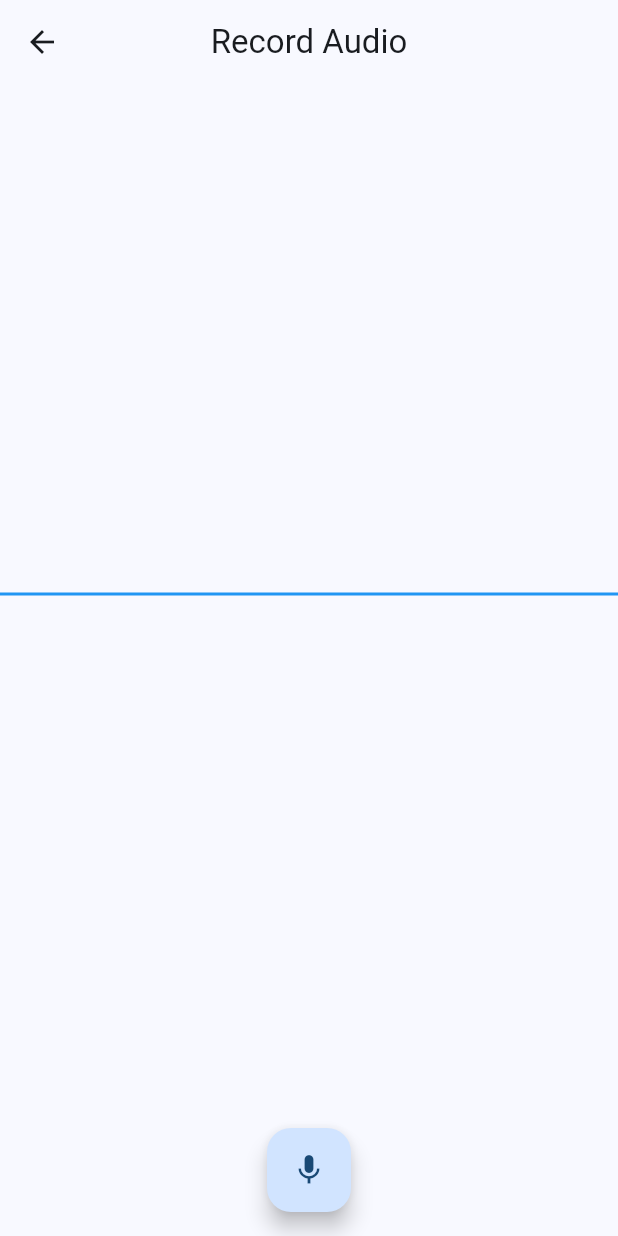
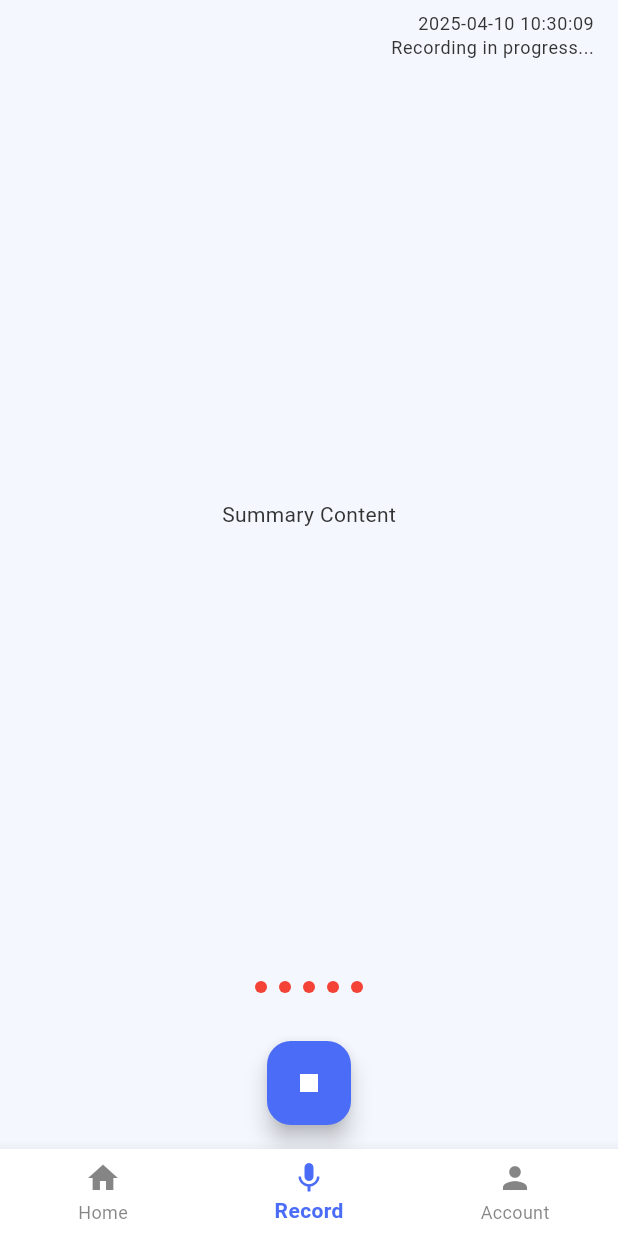
Before and after one commit to AishwaryaJorve/audio_to_text_converter, a Flutter app: the screen it shows after launch, item 2 of the bottom bar chosen, after a tap on the "mic" icon, on a phone screen of 412 x 824 dp. Run offline on Flutter 3.47's test engine with Material 3 defaults, Android fonts, the light colour scheme and no system bars.

Commit message:
Added recording screen ui

```diff
--- /dev/null
+++ b/lib/core/theme/app_colors.dart
@@ -0,0 +1,67 @@
+import 'package:flutter/material.dart';
+
+class AppColors {
+  // Light Theme Colors
+  static const Color lightPrimary = Color(0xFF4A6CF7); // Vibrant blue
+  static const Color lightOnPrimary = Colors.white;
+  static const Color lightBackground = Color(0xFFF4F7FE); // Soft light blue-grey
+  static const Color lightSurface = Colors.white;
+  static const Color lightOnSurface = Color(0xFF333333); // Dark charcoal
+
+  // Accent and Semantic Colors
+  static const Color lightError = Color(0xFFFF4D4F); // Bright red for errors
+  static const Color lightSuccess = Color(0xFF52C41A); // Green for success
+  static const Color lightWarning = Color(0xFFFAAD14); // Amber for warnings
+  static const Color lightInfo = Color(0xFF1890FF); // Bright blue for info
+
+  // Dark Theme Colors
+  static const Color darkPrimary = Color(0xFF6B8AFF); // Softer blue
+  static const Color darkOnPrimary = Colors.white;
+  static const Color darkBackground = Color(0xFF1A1A2E); // Deep dark blue-grey
+  static const Color darkSurface = Color(0xFF252836); // Slightly lighter dark surface
+  static const Color darkOnSurface = Colors.white;
+
+  // Dark Theme Accent Colors
+  static const Color darkError = Color(0xFFFF7875); // Softer red
+  static const Color darkSuccess = Color(0xFF73D13D); // Bright green
+  static const Color darkWarning = Color(0xFFFFC53D); // Bright amber
+  static const Color darkInfo = Color(0xFF40A9FF); // Bright blue
+
+  // Utility method to get colors based on brightness
+  static ColorScheme getColorScheme(Brightness brightness) {
+    return brightness == Brightness.light
+        ? ColorScheme.light(
+            primary: lightPrimary,
+            onPrimary: lightOnPrimary,
+            background: lightBackground,
+            surface: lightSurface,
+            onSurface: lightOnSurface,
+            error: lightError,
+          )
+        : ColorScheme.dark(
+            primary: darkPrimary,
+            onPrimary: darkOnPrimary,
+            background: darkBackground,
+            surface: darkSurface,
+            onSurface: darkOnSurface,
+            error: darkError,
+          );
+  }
+
+  // Helper method to get semantic colors based on brightness
+  static Map<String, Color> getSemanticColors(Brightness brightness) {
+    return brightness == Brightness.light
+        ? {
+            'error': lightError,
+            'success': lightSuccess,
+            'warning': lightWarning,
+            'info': lightInfo,
+          }
+        : {
+            'error': darkError,
+            'success': darkSuccess,
+            'warning': darkWarning,
+            'info': darkInfo,
+          };
+  }
+}
--- /dev/null
+++ b/lib/core/theme/app_theme.dart
@@ -0,0 +1,102 @@
+import 'package:flutter/material.dart';
+import 'app_colors.dart';
+
+class AppTheme {
+  // Light Theme
+  static ThemeData lightTheme = ThemeData(
+    brightness: Brightness.light,
+    colorScheme: AppColors.getColorScheme(Brightness.light),
+    scaffoldBackgroundColor: AppColors.lightBackground,
+    appBarTheme: AppBarTheme(
+      color: AppColors.lightPrimary,
+      foregroundColor: AppColors.lightOnPrimary,
+      elevation: 0,
+    ),
+    textTheme: _buildTextTheme(Brightness.light),
+    elevatedButtonTheme: _buildElevatedButtonTheme(Brightness.light),
+    inputDecorationTheme: _buildInputDecorationTheme(Brightness.light),
+  );
+
+  // Dark Theme
+  static ThemeData darkTheme = ThemeData(
+    brightness: Brightness.dark,
+    colorScheme: AppColors.getColorScheme(Brightness.dark),
+    scaffoldBackgroundColor: AppColors.darkBackground,
+    appBarTheme: AppBarTheme(
+      color: AppColors.darkPrimary,
+      foregroundColor: AppColors.darkOnPrimary,
+      elevation: 0,
+    ),
+    textTheme: _buildTextTheme(Brightness.dark),
+    elevatedButtonTheme: _buildElevatedButtonTheme(Brightness.dark),
+    inputDecorationTheme: _buildInputDecorationTheme(Brightness.dark),
+  );
+
+  // Text Theme
+  static TextTheme _buildTextTheme(Brightness brightness) {
+    final baseColor = brightness == Brightness.light
+        ? AppColors.lightOnSurface
+        : AppColors.darkOnSurface;
+
+    return TextTheme(
+      displayLarge: TextStyle(
+        fontSize: 32,
+        fontWeight: FontWeight.bold,
+        color: baseColor,
+      ),
+      bodyLarge: TextStyle(
+        fontSize: 16,
+        color: baseColor,
+      ),
+      // Add more text styles as needed
+    );
+  }
+
+  // ElevatedButton Theme
+  static ElevatedButtonThemeData _buildElevatedButtonTheme(Brightness brightness) {
+    final colors = brightness == Brightness.light
+        ? AppColors.lightPrimary
+        : AppColors.darkPrimary;
+
+    return ElevatedButtonThemeData(
+      style: ElevatedButton.styleFrom(
+        backgroundColor: colors,
+        foregroundColor: brightness == Brightness.light
+            ? AppColors.lightOnPrimary
+            : AppColors.darkOnPrimary,
+        shape: RoundedRectangleBorder(
+          borderRadius: BorderRadius.circular(8),
+        ),
+      ),
+    );
+  }
+
+  // Input Decoration Theme
+  static InputDecorationTheme _buildInputDecorationTheme(Brightness brightness) {
+    final colors = brightness == Brightness.light
+        ? AppColors.lightPrimary
+        : AppColors.darkPrimary;
+
+    return InputDecorationTheme(
+      border: OutlineInputBorder(
+        borderRadius: BorderRadius.circular(8),
+        borderSide: BorderSide(
+          color: colors,
+        ),
+      ),
+      enabledBorder: OutlineInputBorder(
+        borderRadius: BorderRadius.circular(8),
+        borderSide: BorderSide(
+          color: colors.withOpacity(0.5),
+        ),
+      ),
+      focusedBorder: OutlineInputBorder(
+        borderRadius: BorderRadius.circular(8),
+        borderSide: BorderSide(
+          color: colors,
+          width: 2,
+        ),
+      ),
+    );
+  }
+}
--- a/lib/main.dart
+++ b/lib/main.dart
@@ -2,28 +2,25 @@ import 'package:flutter/material.dart';
 import 'screens/home_screen.dart';
 import 'screens/recording_screen.dart';
 import 'screens/transcription_screen.dart';
+import 'core/theme/app_theme.dart';
 
 void main() {
-  runApp(const MyApp());
+  runApp(MyApp());
 }
 
 class MyApp extends StatelessWidget {
-  const MyApp({super.key});
-
   @override
   Widget build(BuildContext context) {
     return MaterialApp(
       title: 'Audio to Text Converter',
-      theme: ThemeData(
-        colorScheme: ColorScheme.fromSeed(seedColor: Colors.blue),
-        useMaterial3: true,
-      ),
-      darkTheme: ThemeData.dark(useMaterial3: true),
+      theme: AppTheme.lightTheme,
+      darkTheme: AppTheme.darkTheme,
+      themeMode: ThemeMode.system,
       initialRoute: '/',
       routes: {
         '/': (context) => const HomeScreen(),
-        '/record': (context) => const RecordingScreen(),
-        '/transcription': (context) => const TranscriptionScreen(),
+        // '/record': (context) => const RecordingScreen(),
+        // '/transcription': (context) => const TranscriptionScreen(),
       },
     );
   }
--- a/lib/screens/account_screen.dart
+++ b/lib/screens/account_screen.dart
@@ -14,7 +14,7 @@ class AccountScreen extends StatelessWidget {
               children: [
                 const SizedBox(height: 20),
                 // Profile Section
-                CircleAvatar(
+                const CircleAvatar(
                   radius: 40,
                   backgroundColor: Colors.pink,
                   child: Text(
--- a/lib/screens/home_screen.dart
+++ b/lib/screens/home_screen.dart
@@ -1,6 +1,7 @@
 import 'package:flutter/material.dart';
 import '../shared/widgets/bottom_navigation.dart';
 import 'account_screen.dart';
+import 'recording_screen.dart';
 
 class HomeScreen extends StatefulWidget {
   const HomeScreen({super.key});
@@ -11,16 +12,18 @@ class HomeScreen extends StatefulWidget {
 
 class _HomeScreenState extends State<HomeScreen> {
   int _currentIndex = 0;
-  late final List<Widget> _screens;
 
-  @override
-  void initState() {
-    super.initState();
-    _screens = [
-      _buildHomeContent(),
-      const Center(child: Text('Record')),
-      const AccountScreen(),
-    ];
+  Widget _getCurrentScreen() {
+    switch (_currentIndex) {
+      case 0:
+        return _buildHomeContent();
+      case 1:
+        return const RecordingScreen();
+      case 2:
+        return const AccountScreen();
+      default:
+        return _buildHomeContent();
+    }
   }
 
   Widget _buildHomeContent() {
@@ -73,16 +76,8 @@ class _HomeScreenState extends State<HomeScreen> {
   @override
   Widget build(BuildContext context) {
     return Scaffold(
-      appBar: AppBar(
-        title: const Text('Audio Transcriptions'),
-        centerTitle: true,
-      ),
-      body: _screens[_currentIndex],
-      floatingActionButton: FloatingActionButton(
-        onPressed: () {
-          Navigator.pushNamed(context, '/record');
-        },
-        child: const Icon(Icons.mic),
+      body: SafeArea(
+        child: _getCurrentScreen(),
       ),
       bottomNavigationBar: BottomNavigation(
         currentIndex: _currentIndex,
@@ -90,13 +85,8 @@ class _HomeScreenState extends State<HomeScreen> {
           setState(() {
             _currentIndex = index;
           });
-          setState(() {
-            _currentIndex = index;
-          });
         },
       ),
     );
   }
-
-
 }
--- a/lib/screens/recording_screen.dart
+++ b/lib/screens/recording_screen.dart
@@ -1,7 +1,7 @@
 import 'package:flutter/material.dart';
 
 class RecordingScreen extends StatefulWidget {
-  const RecordingScreen({super.key});
+  const RecordingScreen({Key? key}) : super(key: key);
 
   @override
   State<RecordingScreen> createState() => _RecordingScreenState();
@@ -9,87 +9,98 @@ class RecordingScreen extends StatefulWidget {
 
 class _RecordingScreenState extends State<RecordingScreen> {
   bool _isRecording = false;
-  List<double> _waveformData = [];
 
   @override
   Widget build(BuildContext context) {
     return Scaffold(
-      appBar: AppBar(
-        title: const Text('Record Audio'),
-        centerTitle: true,
+      body: Column(
+        children: [
+          // User Info and Timestamp
+          _buildUserInfoSection(),
+
+          // Summary Content
+          _buildSummaryContent(),
+
+          // Recording Visualization
+          _buildRecordingVisualization(),
+
+          // Recording Controls
+          _buildRecordingControls(),
+        ],
       ),
-      body: Column(
-        mainAxisAlignment: MainAxisAlignment.center,
+    );
+  }
+
+  Widget _buildUserInfoSection() {
+    return Padding(
+      padding: const EdgeInsets.symmetric(horizontal: 16.0, vertical: 8.0),
+      child: Row(
+        mainAxisAlignment: MainAxisAlignment.end,
         children: [
-          Expanded(
-            child: Center(
-              child: CustomPaint(
-                painter: WaveformPainter(_waveformData),
-                size: Size(MediaQuery.of(context).size.width, 200),
+          Column(
+            crossAxisAlignment: CrossAxisAlignment.end,
+            children: [
+              Text(
+                DateTime.now().toString().split('.')[0],
+                style: Theme.of(context).textTheme.bodySmall,
               ),
-            ),
-          ),
-          Padding(
-            padding: const EdgeInsets.all(16.0),
-            child: Row(
-              mainAxisAlignment: MainAxisAlignment.center,
-              children: [
-                FloatingActionButton(
-                  onPressed: () {
-                    setState(() {
-                      _isRecording = !_isRecording;
-                      // TODO: Implement actual recording logic
-                    });
-                  },
-                  child: Icon(_isRecording ? Icons.stop : Icons.mic),
-                ),
-              ],
-            ),
+              Text(
+                _isRecording ? 'Recording in progress...' : 'Ready to record',
+                style: Theme.of(context).textTheme.bodySmall,
+              ),
+            ],
           ),
         ],
       ),
     );
   }
-}
 
-class WaveformPainter extends CustomPainter {
-  final List<double> waveformData;
-
-  WaveformPainter(this.waveformData);
-
-  @override
-  void paint(Canvas canvas, Size size) {
-    final paint = Paint()
-      ..color = Colors.blue
-      ..strokeWidth = 2.0
-      ..style = PaintingStyle.stroke;
-
-    if (waveformData.isEmpty) {
-      // Draw a flat line if no data
-      canvas.drawLine(
-        Offset(0, size.height / 2),
-        Offset(size.width, size.height / 2),
-        paint,
-      );
-      return;
-    }
-
-    final path = Path();
-    final pointSpacing = size.width / waveformData.length;
-
-    path.moveTo(0, size.height / 2);
-
-    for (var i = 0; i < waveformData.length; i++) {
-      final x = i * pointSpacing;
-      final y = size.height / 2 + (waveformData[i] * size.height / 2);
-      path.lineTo(x, y);
-    }
-
-    canvas.drawPath(path, paint);
+  Widget _buildSummaryContent() {
+    return Expanded(
+      child: Padding(
+        padding: const EdgeInsets.symmetric(horizontal: 16.0),
+        child: Center(
+          child: Text(
+            'Summary Content',
+            style: Theme.of(context).textTheme.bodyMedium,
+          ),
+        ),
+      ),
+    );
   }
 
-  @override
-  bool shouldRepaint(covariant WaveformPainter oldDelegate) {
-    return oldDelegate.waveformData != waveformData;
+  Widget _buildRecordingVisualization() {
+    return Padding(
+      padding: const EdgeInsets.symmetric(vertical: 16.0),
+      child: Row(
+        mainAxisAlignment: MainAxisAlignment.center,
+        children: List.generate(
+          5,
+          (index) => Container(
+            margin: const EdgeInsets.symmetric(horizontal: 4),
+            width: 8,
+            height: 8,
+            decoration: BoxDecoration(
+              shape: BoxShape.circle,
+              color: _isRecording ? Colors.red : Colors.grey,
+            ),
+          ),
+        ),
+      ),
+    );
+  }
+
+  Widget _buildRecordingControls() {
+    return Padding(
+      padding: const EdgeInsets.all(16.0),
+      child: FloatingActionButton(
+        onPressed: () {
+          setState(() {
+            _isRecording = !_isRecording;
+          });
+        },
+        child: Icon(_isRecording ? Icons.stop : Icons.mic),
+      ),
+    );
   }
 }
--- a/lib/shared/widgets/bottom_navigation.dart
+++ b/lib/shared/widgets/bottom_navigation.dart
@@ -5,10 +5,10 @@ class BottomNavigation extends StatelessWidget {
   final Function(int) onTap;
 
   const BottomNavigation({
-    super.key,
+    Key? key,
     required this.currentIndex,
     required this.onTap,
-  });
+  }) : super(key: key);
 
   @override
   Widget build(BuildContext context) {
@@ -25,7 +25,7 @@ class BottomNavigation extends StatelessWidget {
           label: 'Home',
         ),
         BottomNavigationBarItem(
-          icon: Icon(Icons.mic, size: 32),
+          icon: Icon(Icons.mic),
           label: 'Record',
         ),
         BottomNavigationBarItem(
```
Also changed, not shown: lib/screens/transcription_screen.dart (+6 -139 lines), 3 other files.
